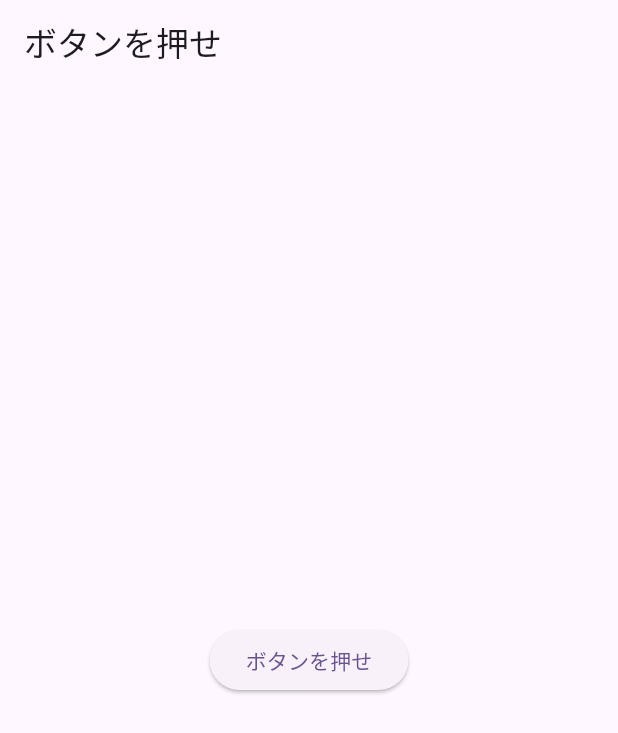
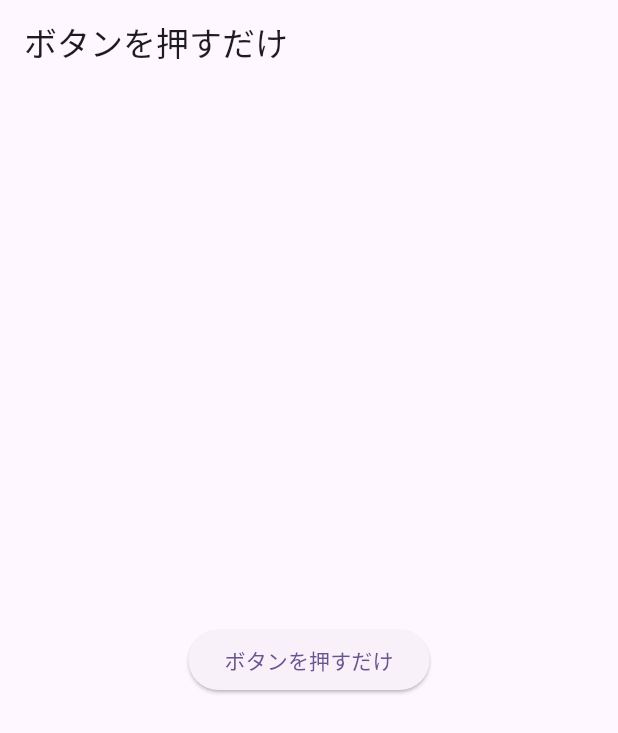
Before and after one commit to hideyukihu/rakushare, a Flutter app: the screen it shows after launch, on a phone screen of 412 x 824 dp. Shown: the top 733 px of the screen. Run offline on Flutter 3.47's test engine with Material 2 defaults, Android fonts, the phone set to English and light mode, and no system bars.

Commit message:
ボタン押すだけ

```diff
--- a/lib/main.dart
+++ b/lib/main.dart
@@ -42,11 +42,11 @@ class _MyHomePageState extends State<MyHomePage> {
   Widget build(BuildContext context) {
     return Scaffold(
       appBar: AppBar(
-        title: Text("ボタンを押せ"),
+        title: Text("ボタンを押すだけ"),
       ),
       body: Center(
         child: ElevatedButton(onPressed: () {  },
-        child: Text('ボタンを押せ'),),
+        child: Text('ボタンを押すだけ'),),
       ),
     );
   }
```
Also changed, not shown: 1 other file.
